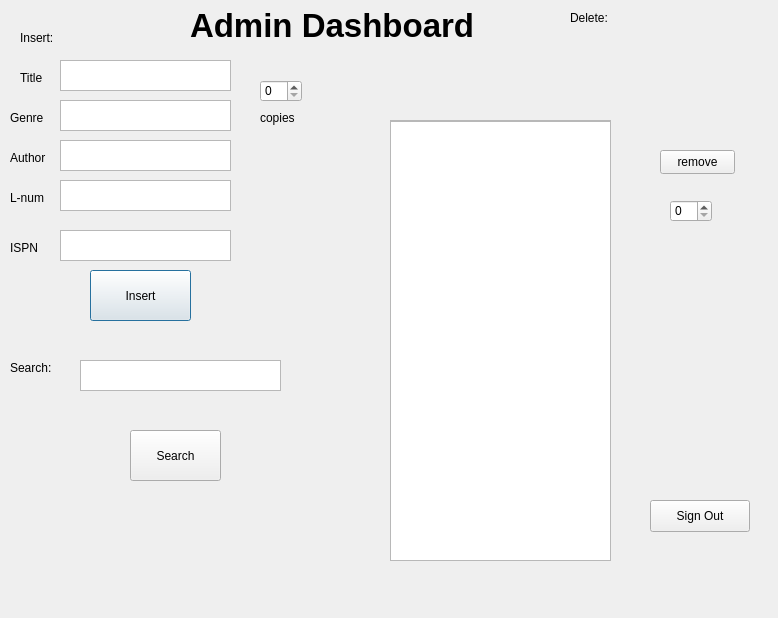
omar-rabeh-18/LibraryManagementSystem, file LibraryManagementSystem/admin.ui: the form before one commit.
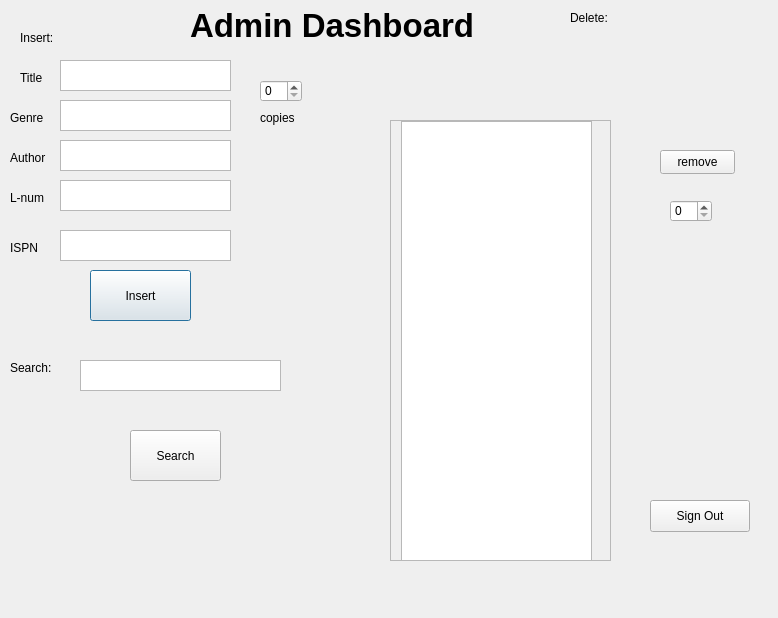
The form after the commit.

```diff
--- a/LibraryManagementSystem/admin.ui
+++ b/LibraryManagementSystem/admin.ui
@@ -69,9 +69,9 @@
     <widget class="QListWidget" name="listWidget">
      <property name="geometry">
       <rect>
-       <x>-10</x>
+       <x>10</x>
        <y>0</y>
-       <width>231</width>
+       <width>191</width>
        <height>441</height>
       </rect>
      </property>
```
